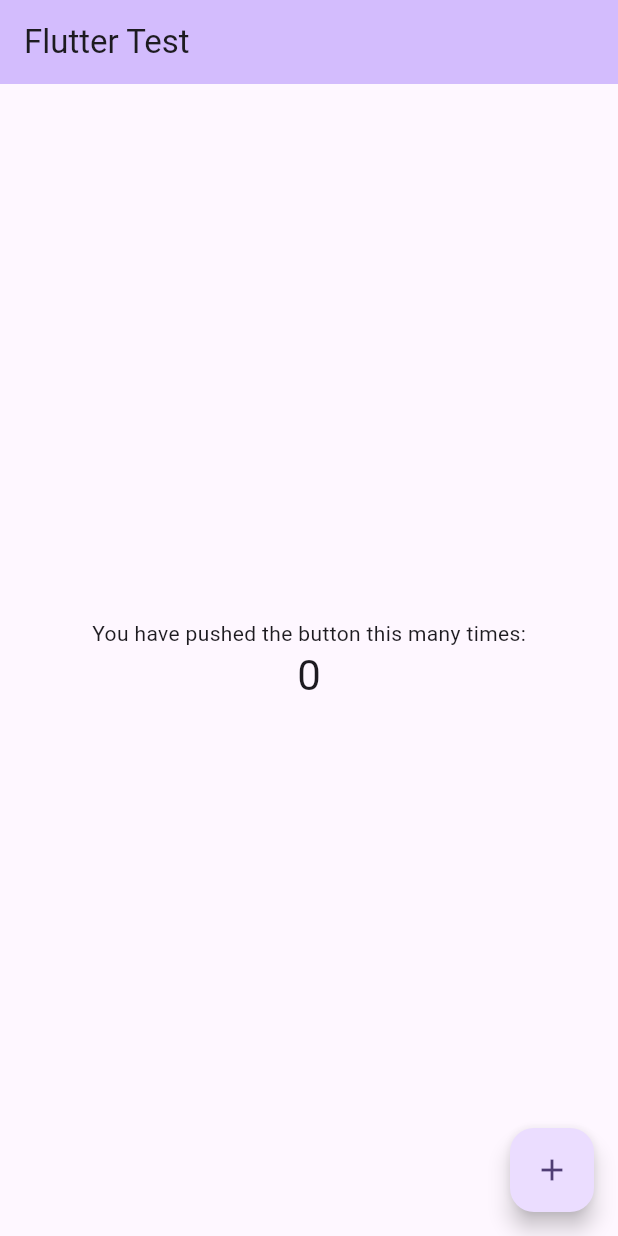
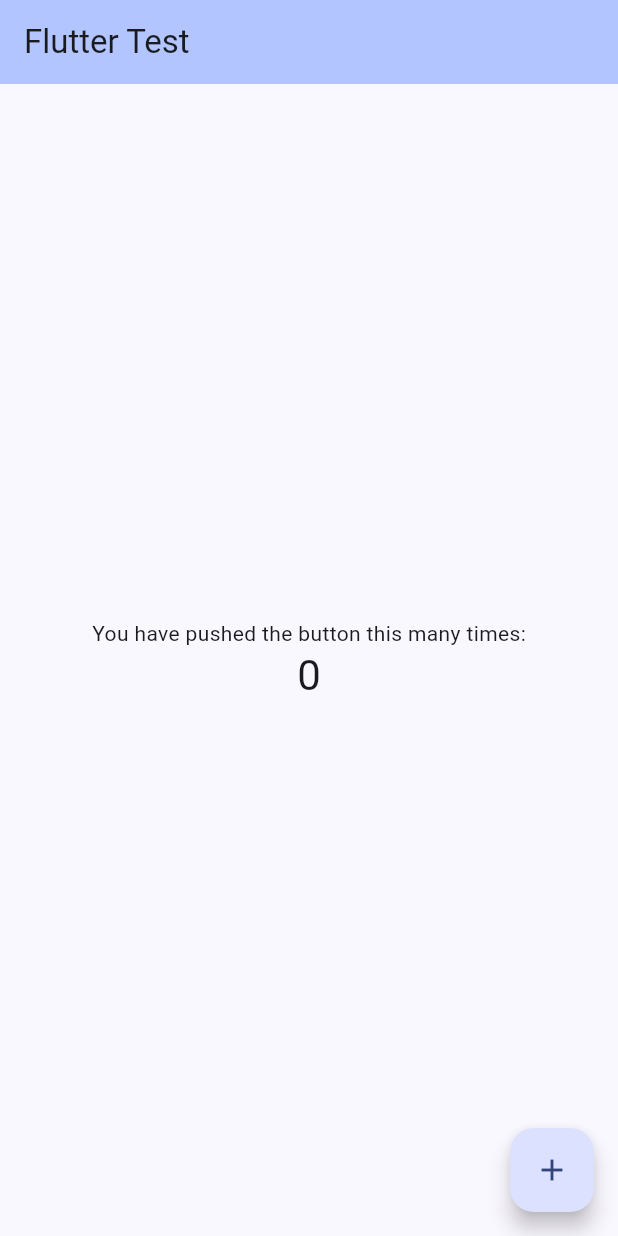
Before and after one commit to DanielAndrew1/app, a Flutter app: the screen it shows after launch, on a phone screen of 412 x 824 dp. Run offline on Flutter 3.47's test engine with Material 3 defaults, Android fonts, the phone set to English and light mode, and no system bars.

Commit message:
color change

```diff
--- a/lib/main.dart
+++ b/lib/main.dart
@@ -14,7 +14,7 @@ class MyApp extends StatelessWidget {
       title: 'Flutter Demo',
       debugShowCheckedModeBanner: false,
       theme: ThemeData(
-        colorScheme: ColorScheme.fromSeed(seedColor: Colors.deepPurple),
+        colorScheme: ColorScheme.fromSeed(seedColor: const Color.fromARGB(255, 12, 101, 255)),
       ),
       home: const MyHomePage(title: 'Flutter Test'),
     );
```
